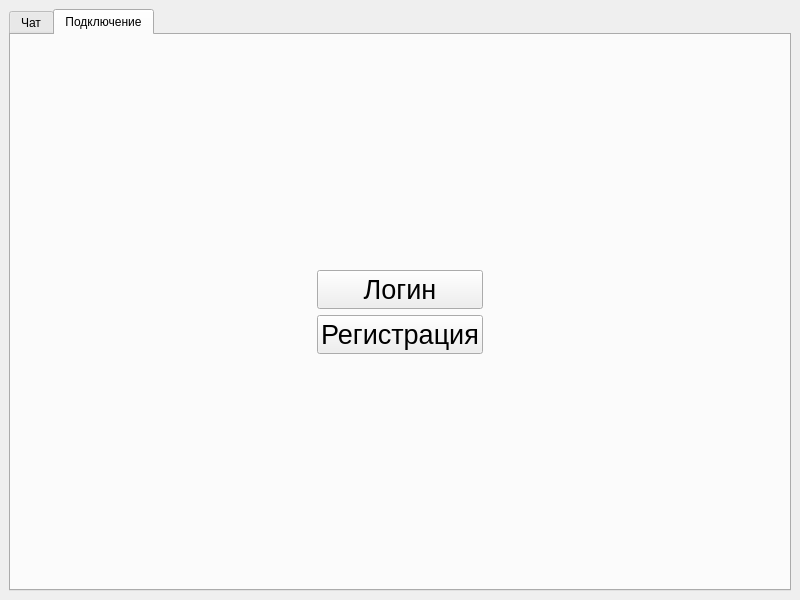
Qt form client/client.ui (YFender/Messenger) before a commit.
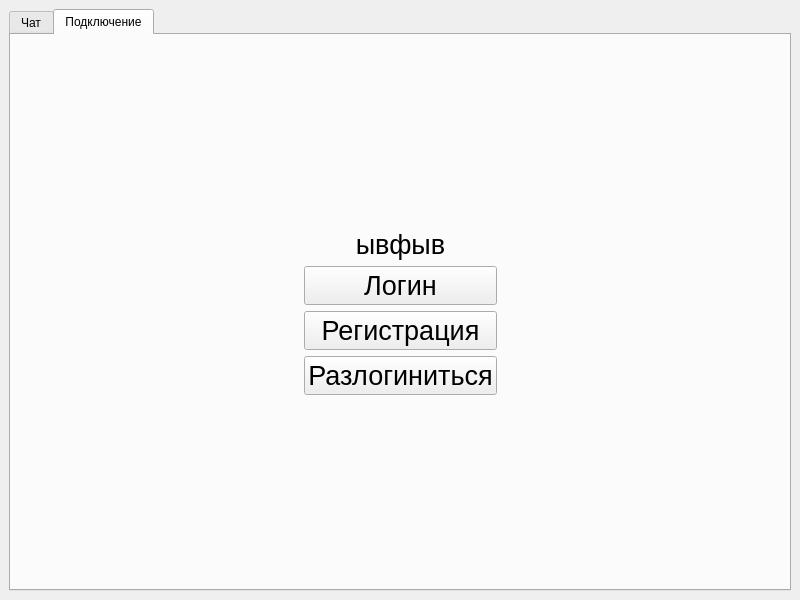
The same form after that commit. The open tabs and pages were chosen to show the change.

Diff of the .ui file:
```diff
--- a/client/client.ui
+++ b/client/client.ui
@@ -138,6 +138,34 @@
          </attribute>
          <layout class="QGridLayout" name="gridLayout_2">
           <item row="1" column="1">
+           <widget class="QLabel" name="label_unlog">
+            <property name="font">
+             <font>
+              <pointsize>20</pointsize>
+             </font>
+            </property>
+            <property name="text">
+             <string>ывфыв</string>
+            </property>
+            <property name="alignment">
+             <set>Qt::AlignCenter</set>
+            </property>
+           </widget>
+          </item>
+          <item row="6" column="1">
+           <spacer name="verticalSpacer_2">
+            <property name="orientation">
+             <enum>Qt::Vertical</enum>
+            </property>
+            <property name="sizeHint" stdset="0">
+             <size>
+              <width>20</width>
+              <height>40</height>
+             </size>
+            </property>
+           </spacer>
+          </item>
+          <item row="2" column="1">
            <widget class="QPushButton" name="login_pushbutton">
             <property name="font">
              <font>
@@ -149,7 +177,7 @@
             </property>
            </widget>
           </item>
-          <item row="2" column="1">
+          <item row="4" column="1">
            <widget class="QPushButton" name="reg_pushbutton">
             <property name="font">
              <font>
@@ -161,20 +189,7 @@
             </property>
            </widget>
           </item>
-          <item row="3" column="1">
-           <spacer name="verticalSpacer_2">
-            <property name="orientation">
-             <enum>Qt::Vertical</enum>
-            </property>
-            <property name="sizeHint" stdset="0">
-             <size>
-              <width>20</width>
-              <height>40</height>
-             </size>
-            </property>
-           </spacer>
-          </item>
-          <item row="1" column="0">
+          <item row="2" column="0">
            <spacer name="horizontalSpacer">
             <property name="orientation">
              <enum>Qt::Horizontal</enum>
@@ -187,6 +202,19 @@
             </property>
            </spacer>
           </item>
+          <item row="4" column="0">
+           <spacer name="horizontalSpacer_3">
+            <property name="orientation">
+             <enum>Qt::Horizontal</enum>
+            </property>
+            <property name="sizeHint" stdset="0">
+             <size>
+              <width>40</width>
+              <height>20</height>
+             </size>
+            </property>
+           </spacer>
+          </item>
           <item row="0" column="1">
            <spacer name="verticalSpacer">
             <property name="orientation">
@@ -200,7 +228,7 @@
             </property>
            </spacer>
           </item>
-          <item row="1" column="2">
+          <item row="2" column="2">
            <spacer name="horizontalSpacer_2">
             <property name="orientation">
              <enum>Qt::Horizontal</enum>
@@ -213,20 +241,7 @@
             </property>
            </spacer>
           </item>
-          <item row="2" column="0">
-           <spacer name="horizontalSpacer_3">
-            <property name="orientation">
-             <enum>Qt::Horizontal</enum>
-            </property>
-            <property name="sizeHint" stdset="0">
-             <size>
-              <width>40</width>
-              <height>20</height>
-             </size>
-            </property>
-           </spacer>
-          </item>
-          <item row="2" column="2">
+          <item row="4" column="2">
            <spacer name="horizontalSpacer_4">
             <property name="orientation">
              <enum>Qt::Horizontal</enum>
@@ -239,6 +254,18 @@
             </property>
            </spacer>
           </item>
+          <item row="5" column="1">
+           <widget class="QPushButton" name="pushButton_unlog">
+            <property name="font">
+             <font>
+              <pointsize>20</pointsize>
+             </font>
+            </property>
+            <property name="text">
+             <string>Разлогиниться</string>
+            </property>
+           </widget>
+          </item>
          </layout>
         </widget>
        </widget>
```
Left out of the diff: 2 changed lines with no effect on the pictures.
